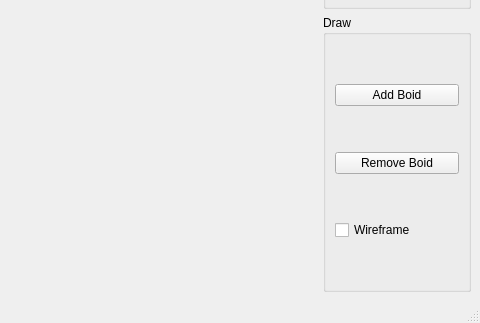
Qt form ui/MainWindow.ui (JeremyBooth/What-the-Flock--) before a commit; both pictures show x 320 to 800 and y 277 to 600 of the 800 by 600 pixel window.
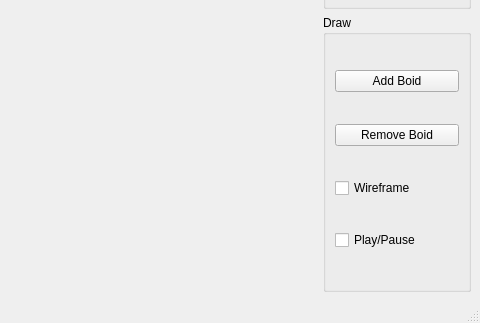
The same form after that commit.

Commit message: im adding more files to our lovely project (goal curves play button)

```diff
--- a/ui/MainWindow.ui
+++ b/ui/MainWindow.ui
@@ -42,6 +42,13 @@
          </property>
         </widget>
        </item>
+       <item row="3" column="0">
+        <widget class="QCheckBox" name="m_animate">
+         <property name="text">
+          <string>Play/Pause</string>
+         </property>
+        </widget>
+       </item>
       </layout>
      </widget>
     </item>
```
Left out of the diff: 2 changed lines with no effect on the pictures. The commit also changes 25 other files.
